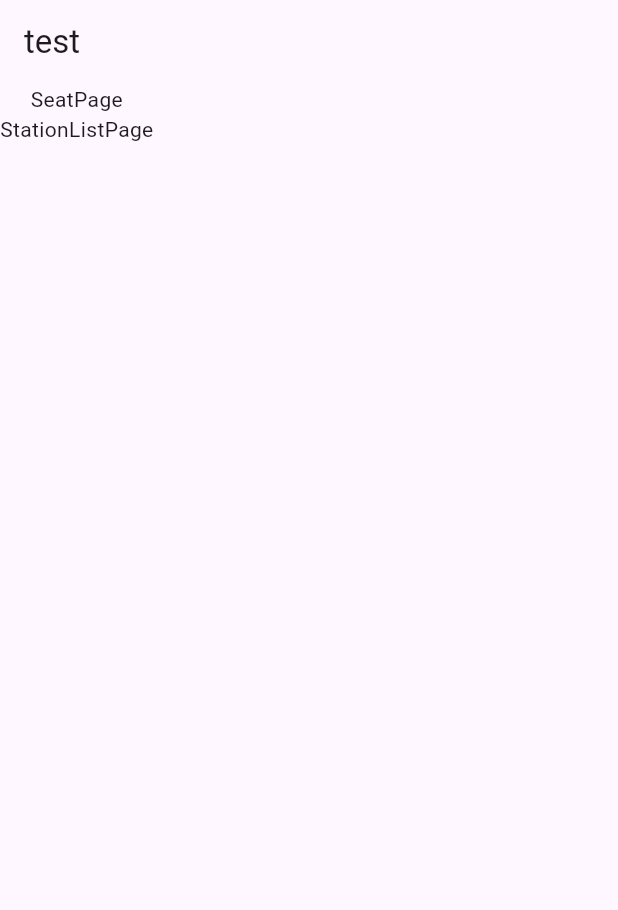
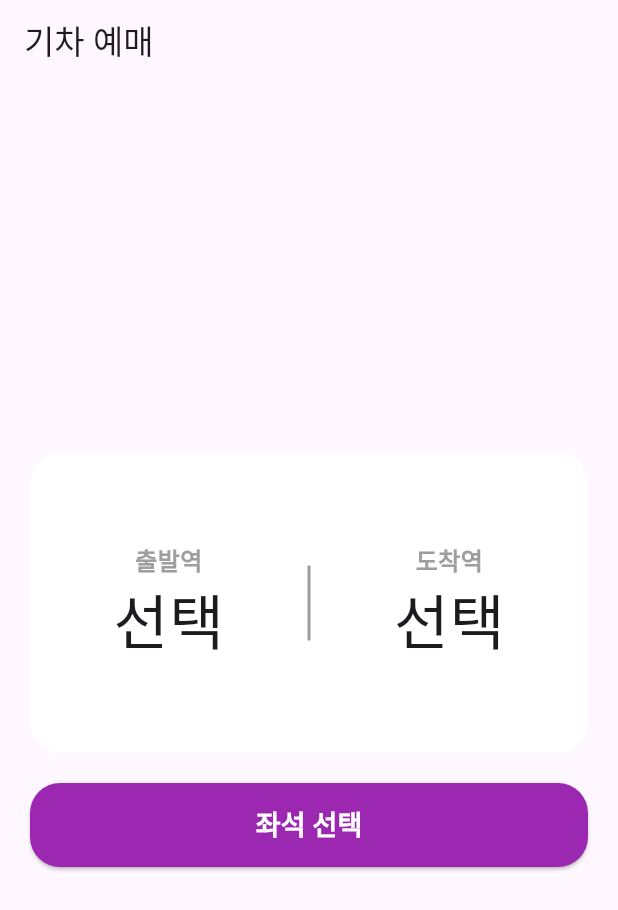
Before and after one commit to ds-k/flutter_train_app, a Flutter app: the screen it shows after launch, on a phone screen of 412 x 824 dp. Shown: the top 910 px of the screen. Run offline on Flutter 3.47's test engine with Material 3 defaults, Android fonts, the phone set to English and light mode, and no system bars.

Commit message:
feat: 홈페이지 UI 그리기

```diff
--- a/lib/home_page.dart
+++ b/lib/home_page.dart
@@ -3,19 +3,126 @@ import 'package:flutter_train_app/seat_page.dart';
 import 'package:flutter_train_app/station_list_page.dart';
 
 class HomePage extends StatelessWidget {
-  const HomePage({super.key});
+  HomePage({super.key});
+
+  String? departure;
+  String? arrival;
 
   @override
   Widget build(BuildContext context) {
-    return Container(
-      child: Scaffold(
-        appBar: AppBar(
-          title: Text("test"),
-        ),
-        body: Column(
-          children: [SeatPage(), StationListPage()],
+    return Scaffold(
+      appBar: AppBar(
+        title: Text("기차 예매"),
+      ),
+      body: Container(
+        child: Padding(
+          padding: EdgeInsets.symmetric(horizontal: 20),
+          child: Column(
+            mainAxisAlignment: MainAxisAlignment.center,
+            children: [
+              Container(
+                height: 200,
+                decoration: BoxDecoration(
+                    color: Colors.white,
+                    borderRadius: BorderRadius.circular(20)),
+                child: Row(
+                  mainAxisAlignment: MainAxisAlignment.center,
+                  children: [
+                    Expanded(
+                      child: GestureDetector(
+                        onTap: () {
+                          Navigator.push(
+                            context,
+                            MaterialPageRoute(
+                              builder: (context) {
+                                return StationListPage();
+                              },
+                            ),
+                          );
+                        },
+                        child: Column(
+                          mainAxisAlignment: MainAxisAlignment.center,
+                          children: [
+                            Text("출발역",
+                                style: TextStyle(
+                                    fontSize: 16,
+                                    color: Colors.grey,
+                                    fontWeight: FontWeight.bold)),
+                            Text(
+                              departure ?? "선택",
+                              style: TextStyle(fontSize: 40),
+                            ),
+                          ],
+                        ),
+                      ),
+                    ),
+                    Container(
+                        width: 2,
+                        height: 50,
+                        decoration: BoxDecoration(color: Colors.grey)),
+                    Expanded(
+                      child: GestureDetector(
+                        onTap: () {
+                          Navigator.push(
+                            context,
+                            MaterialPageRoute(
+                              builder: (context) {
+                                return StationListPage();
+                              },
+                            ),
+                          );
+                        },
+                        child: Column(
+                          mainAxisAlignment: MainAxisAlignment.center,
+                          children: [
+                            Text("도착역",
+                                style: TextStyle(
+                                    fontSize: 16,
+                                    color: Colors.grey,
+                                    fontWeight: FontWeight.bold)),
+                            Text(
+                              departure ?? "선택",
+                              style: TextStyle(fontSize: 40),
+                            ),
+                          ],
+                        ),
+                      ),
+                    ),
+                  ],
+                ),
+              ),
+              SizedBox(
+                height: 20,
+              ),
+              SizedBox(
+                width: double.infinity,
+                height: 56,
+                child: ElevatedButton(
+                    style: ElevatedButton.styleFrom(
+                        backgroundColor: Colors.purple,
+                        shape: RoundedRectangleBorder(
+                            borderRadius: BorderRadius.circular(20))),
+                    onPressed: (() {}),
+                    child: Text(
+                      "좌석 선택",
+                      style: TextStyle(
+                          color: Colors.white,
+                          fontWeight: FontWeight.bold,
+                          fontSize: 18),
+                    )),
+              )
+            ],
+          ),
         ),
       ),
     );
   }
 }
+
+/*
+모서리 둥글기: 20
+버튼 색상: Colors.purple
+글자 색상: Colors.white
+글자 크기: 18
+글자 두께: FontWeight.bold
+*/
```
